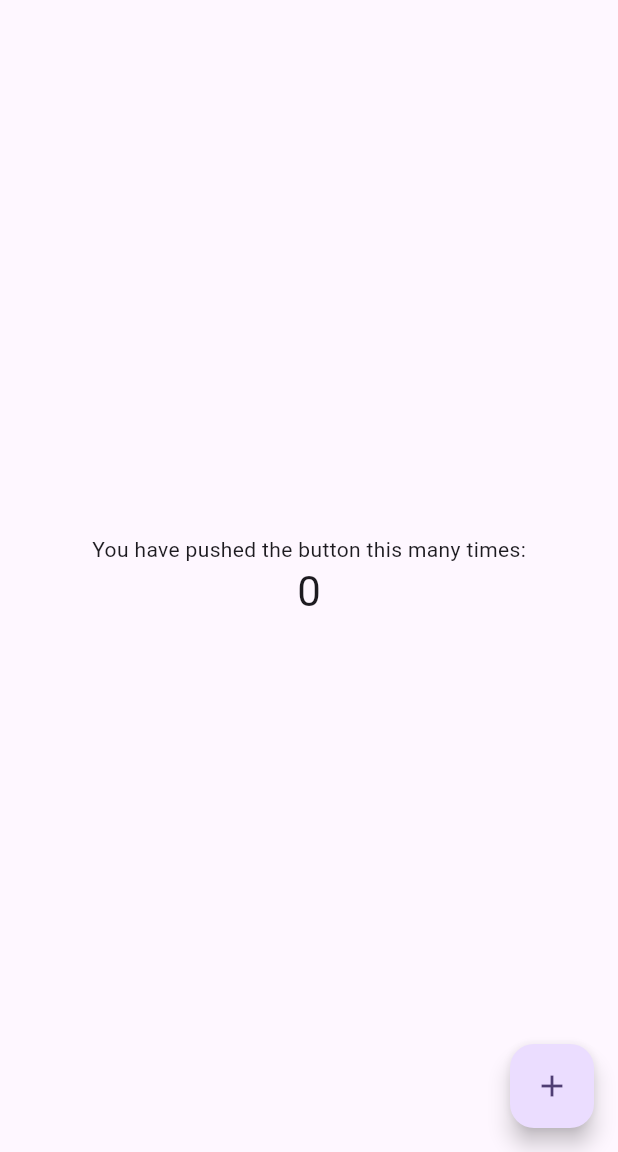
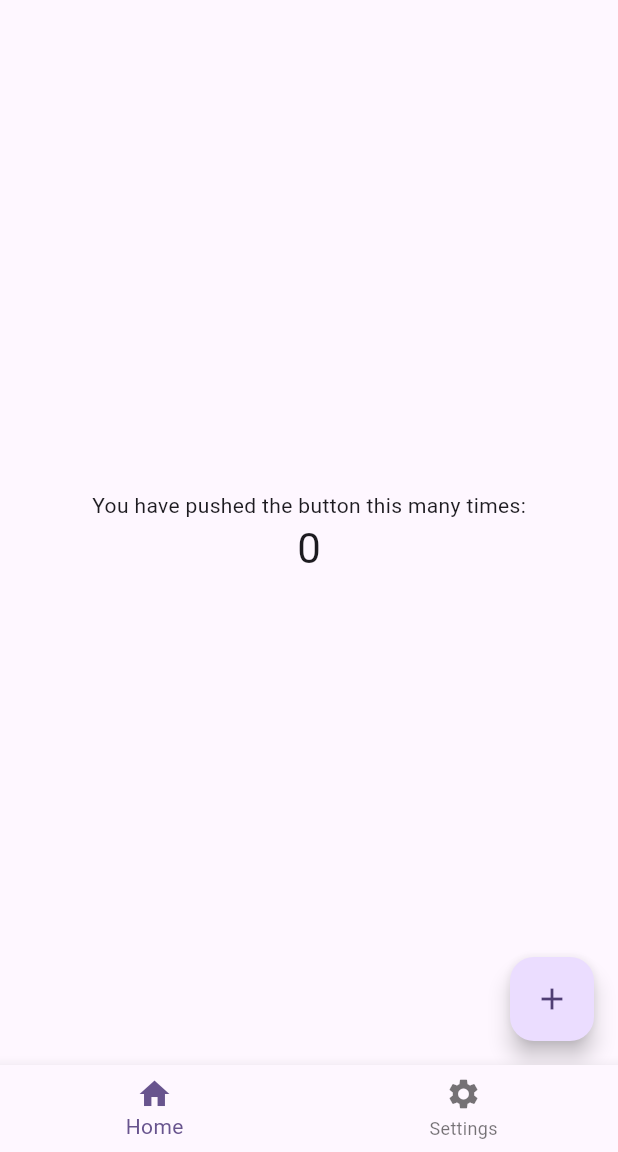
Before and after one commit to rquanx/flutter_all_in_one, a Flutter app: the screen it shows after launch, on a phone screen of 412 x 824 dp, the part 84-1236 px from its top. Run offline on Flutter 3.47's test engine with Material 3 defaults, Android fonts, the phone set to English and light mode, and no system bars; drawn by our look-alikes of oktoast; our stand-ins replace dio, go_router.

Commit message:
feat: routers

```diff
--- a/lib/main.dart
+++ b/lib/main.dart
@@ -1,6 +1,6 @@
 import 'package:flutter/material.dart';
 import 'package:oktoast/oktoast.dart';
-import './pages/home.dart';
+import './router.dart';
 
 void main() {
   runApp(const MyApp());
@@ -13,12 +13,12 @@ class MyApp extends StatelessWidget {
   @override
   Widget build(BuildContext context) {
     return OKToast(
-      child: MaterialApp(
+      child: MaterialApp.router(
         title: 'Flutter Demo',
         theme: ThemeData(
           colorScheme: ColorScheme.fromSeed(seedColor: Colors.deepPurple),
         ),
-        home: const MyHomePage(title: 'Flutter Demo Home Page'),
+        routerConfig: router,
       ),
     );
   }
--- /dev/null
+++ b/lib/router.dart
@@ -0,0 +1,43 @@
+import 'package:flutter/material.dart';
+import 'package:go_router/go_router.dart';
+import './pages/home.dart';
+import './pages/page2.dart';
+
+final GlobalKey<NavigatorState> _rootNavigatorKey = GlobalKey<NavigatorState>();
+final GlobalKey<NavigatorState> _shellNavigatorKey =
+    GlobalKey<NavigatorState>();
+
+final router = GoRouter(
+  navigatorKey: _rootNavigatorKey,
+  routes: [
+    ShellRoute(
+      navigatorKey: _shellNavigatorKey,
+      builder:
+          (context, state, child) => Scaffold(
+            body: child, // Dynamic content based on the active route
+            bottomNavigationBar: BottomNavigationBar(
+              onTap: (index) {
+                if (index == 0) context.go('/');
+                if (index == 1) context.go('/page2');
+              },
+              items: const [
+                BottomNavigationBarItem(icon: Icon(Icons.home), label: 'Home'),
+                BottomNavigationBarItem(
+                  icon: Icon(Icons.settings),
+                  label: 'Settings',
+                ),
+              ],
+            ),
+          ),
+      routes: [
+        GoRoute(
+          path: '/',
+          builder:
+              (context, state) =>
+                  const MyHomePage(title: 'Flutter Demo Home Page'),
+        ),
+        GoRoute(path: '/page2', builder: (context, state) => const Page2()),
+      ],
+    ),
+  ],
+);
```
Also changed, not shown: lib/pages/page2.dart (added, +14 -0 lines).
